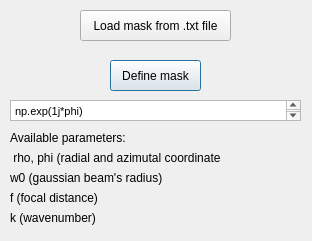
Qt form auxiliary/mask_selection.ui (fcaprile/PyFocus) before a commit.
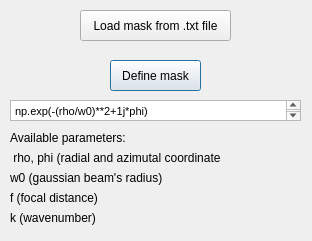
The same form after that commit.

Diff of the .ui file:
```diff
--- a/auxiliary/mask_selection.ui
+++ b/auxiliary/mask_selection.ui
@@ -92,7 +92,7 @@
 &lt;html&gt;&lt;head&gt;&lt;meta name=&quot;qrichtext&quot; content=&quot;1&quot; /&gt;&lt;style type=&quot;text/css&quot;&gt;
 p, li { white-space: pre-wrap; }
 &lt;/style&gt;&lt;/head&gt;&lt;body style=&quot; font-family:'MS Shell Dlg 2'; font-size:8.25pt; font-weight:400; font-style:normal;&quot;&gt;
-&lt;p style=&quot; margin-top:0px; margin-bottom:0px; margin-left:0px; margin-right:0px; -qt-block-indent:0; text-indent:0px;&quot;&gt;np.exp(1j*phi)&lt;/p&gt;&lt;/body&gt;&lt;/html&gt;</string>
+&lt;p style=&quot; margin-top:0px; margin-bottom:0px; margin-left:0px; margin-right:0px; -qt-block-indent:0; text-indent:0px;&quot;&gt;np.exp(-(rho/w0)**2+1j*phi)&lt;/p&gt;&lt;/body&gt;&lt;/html&gt;</string>
    </property>
   </widget>
   <widget class="QPushButton" name="pushButton">
```
